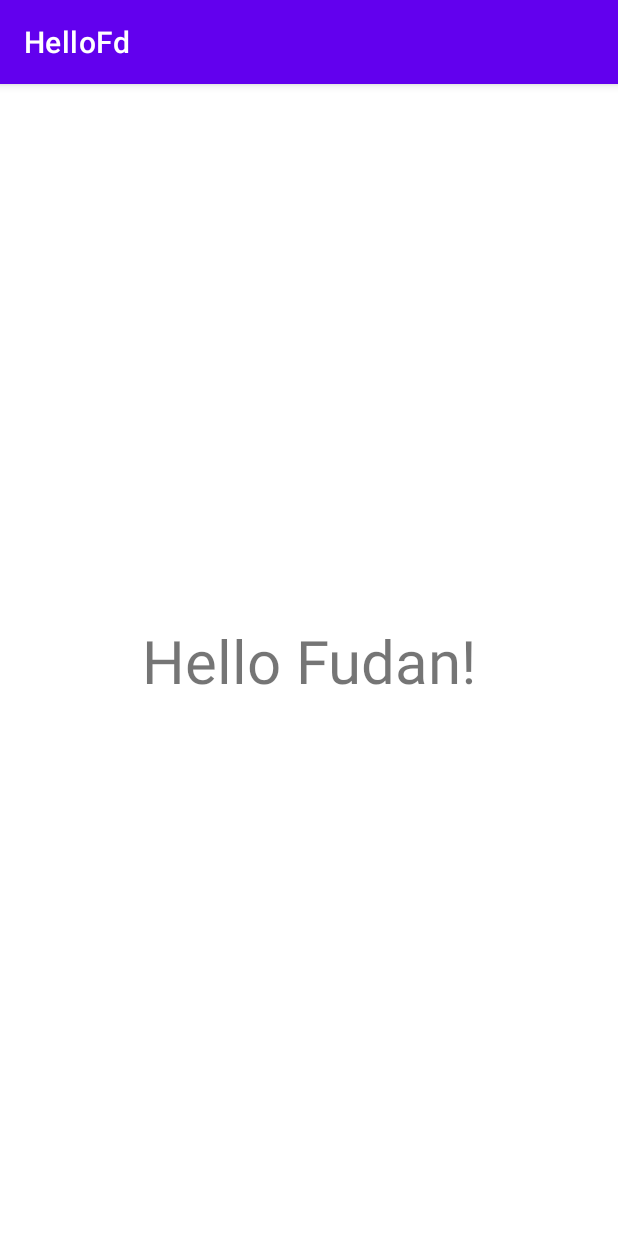
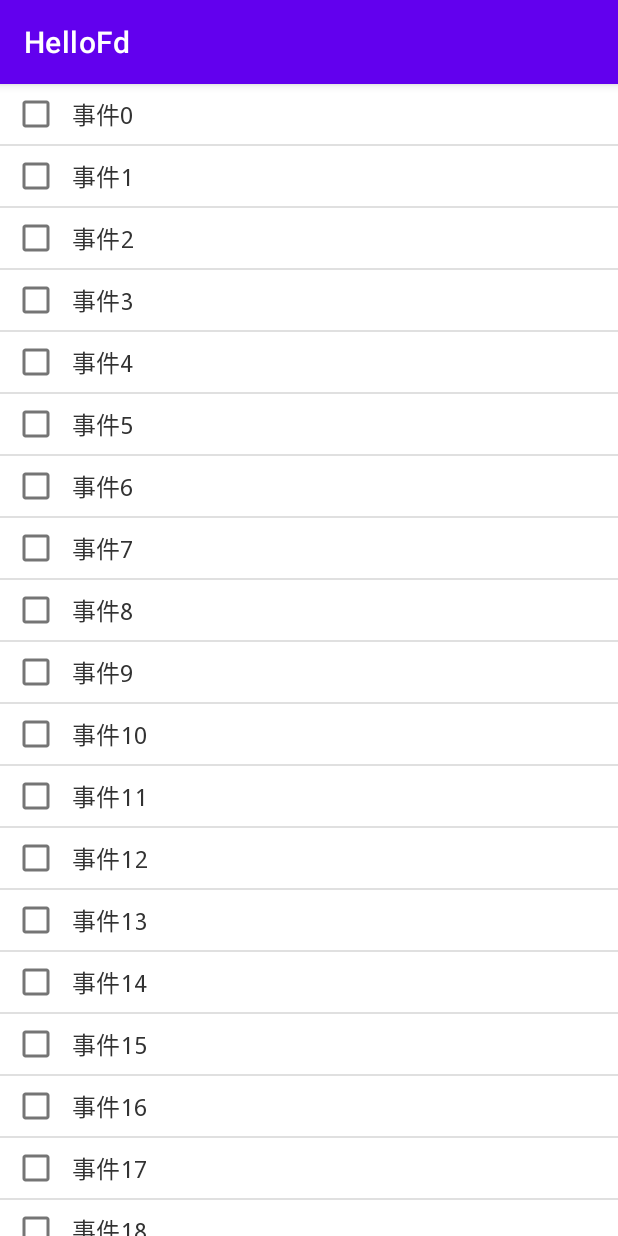
Before and after one commit to RangerShaw/HelloFd, an Android app: the screen it shows after launch (MainActivity), on a phone screen of 412 x 824 dp. Run offline under Robolectric (Android 15) with nearby library versions, the phone set to English and light mode, and no system bars.

Commit message:
ListView and ListViewItem

```diff
--- a/app/build.gradle
+++ b/app/build.gradle
@@ -32,6 +32,7 @@ dependencies {
     implementation 'androidx.appcompat:appcompat:1.2.0'
     implementation 'com.google.android.material:material:1.3.0'
     implementation 'androidx.constraintlayout:constraintlayout:2.0.4'
+    implementation 'androidx.preference:preference:1.1.1'
     testImplementation 'junit:junit:4.+'
     androidTestImplementation 'androidx.test.ext:junit:1.1.2'
     androidTestImplementation 'androidx.test.espresso:espresso-core:3.3.0'
--- /dev/null
+++ b/app/src/main/java/com/ranger/hellofd/ListViewAdapter.java
@@ -0,0 +1,67 @@
+package com.ranger.hellofd;
+
+import android.content.Context;
+import android.graphics.Color;
+import android.graphics.Paint;
+import android.view.View;
+import android.view.ViewGroup;
+import android.widget.BaseAdapter;
+import android.widget.CheckBox;
+import android.widget.TextView;
+
+import java.util.HashMap;
+import java.util.List;
+import java.util.Map;
+
+public class ListViewAdapter extends BaseAdapter {
+    private List<String> listText;
+    private Context context;
+    private Map<Integer, Boolean> map = new HashMap<>();
+
+    public ListViewAdapter(List<String> listText, Context context) {
+        this.listText = listText;
+        this.context = context;
+    }
+
+    @Override
+    public int getCount() {
+        return listText.size();
+    }
+
+    @Override
+    public Object getItem(int position) {
+        return null;
+    }
+
+    @Override
+    public long getItemId(int position) {
+        return 0;
+    }
+
+    @Override
+    public View getView(final int position, View convertView, ViewGroup parent) {
+        //把布局转换成view对象 or 复用历史缓存对象
+        View view = convertView == null ? View.inflate(context, R.layout.listview_item, null) : convertView;
+
+        //单选按钮的文字
+        TextView eventText = view.findViewById(R.id.tv_check_text);
+        eventText.setText(listText.get(position));
+
+        //单选按钮
+        final CheckBox checkBox = view.findViewById(R.id.rb_check_button);
+        checkBox.setOnClickListener(v -> {
+            if (checkBox.isChecked()) {
+                map.put(position, true);
+                eventText.setPaintFlags(Paint.STRIKE_THRU_TEXT_FLAG);
+                eventText.setTextColor(Color.GRAY);
+            } else {
+                map.put(position, false);
+                eventText.setPaintFlags(eventText.getPaintFlags() & ~Paint.STRIKE_THRU_TEXT_FLAG);
+                eventText.setTextColor(Color.BLACK);
+            }
+        });
+        checkBox.setChecked(map.containsKey(position) && map.get(position) != null);
+        return view;
+    }
+
+}
--- a/app/src/main/java/com/ranger/hellofd/MainActivity.java
+++ b/app/src/main/java/com/ranger/hellofd/MainActivity.java
@@ -4,24 +4,43 @@ import androidx.appcompat.app.AppCompatActivity;
 
 import android.os.Bundle;
 import android.util.Log;
+import android.widget.Adapter;
 import android.widget.Button;
+import android.widget.ListView;
 import android.widget.TextView;
 
+import java.util.ArrayList;
+import java.util.List;
+
 public class MainActivity extends AppCompatActivity {
+
+    private ListView listView;
+
+    private List<String> listText;
+
+    private ListViewAdapter adapter;
 
     @Override
     protected void onCreate(Bundle savedInstanceState) {
         super.onCreate(savedInstanceState);
         setContentView(R.layout.activity_main);
 
-//        Button btn1 = findViewById(R.id.btn1);
-//        final TextView tv1 = findViewById(R.id.tv1);
-//
-//        btn1.setOnClickListener(v -> {
-//            tv1.setText("What a wonderful world!");
-//            Log.d("MainActivity", "world");
-//        });
+        initView();
+        initData();
 
-       Log.d("MainActivity", "hello");
+        Log.d("MainActivity", "hello");
+    }
+
+    void initView() {
+        listView = findViewById(R.id.lv_text_view);
+        listText = new ArrayList<>();
+    }
+
+    void initData() {
+        for (int i = 0; i < 20; i++) {
+            listText.add("事件" + i);
+        }
+        adapter = new ListViewAdapter(listText, this);
+        listView.setAdapter(adapter);
     }
 }
--- a/app/src/main/res/layout/activity_main.xml
+++ b/app/src/main/res/layout/activity_main.xml
@@ -1,19 +1,14 @@
 <?xml version="1.0" encoding="utf-8"?>
-<androidx.constraintlayout.widget.ConstraintLayout xmlns:android="http://schemas.android.com/apk/res/android"
+<RelativeLayout xmlns:android="http://schemas.android.com/apk/res/android"
     xmlns:app="http://schemas.android.com/apk/res-auto"
     xmlns:tools="http://schemas.android.com/tools"
     android:layout_width="match_parent"
     android:layout_height="match_parent"
     tools:context=".MainActivity">
 
-    <TextView
-        android:layout_width="wrap_content"
-        android:layout_height="wrap_content"
-        android:text="Hello Fudan!"
-        android:textSize="40sp"
-        app:layout_constraintBottom_toBottomOf="parent"
-        app:layout_constraintLeft_toLeftOf="parent"
-        app:layout_constraintRight_toRightOf="parent"
-        app:layout_constraintTop_toTopOf="parent" />
+    <ListView
+        android:id="@+id/lv_text_view"
+        android:layout_width="match_parent"
+        android:layout_height="match_parent" />
 
-</androidx.constraintlayout.widget.ConstraintLayout>
+</RelativeLayout>
--- /dev/null
+++ b/app/src/main/res/layout/listview_item.xml
@@ -0,0 +1,26 @@
+<?xml version="1.0" encoding="utf-8"?>
+<LinearLayout xmlns:android="http://schemas.android.com/apk/res/android"
+    android:layout_width="match_parent"
+    android:layout_height="wrap_content"
+    android:layout_margin="16dp"
+    android:gravity="center"
+    android:orientation="horizontal">
+
+    <CheckBox
+        android:id="@+id/rb_check_button"
+        android:layout_width="wrap_content"
+        android:layout_height="40dp"
+        android:gravity="center"
+        android:textColor="#000000"
+        android:textSize="15sp" />
+
+    <TextView
+        android:id="@+id/tv_check_text"
+        android:layout_width="wrap_content"
+        android:layout_height="wrap_content"
+        android:layout_weight="2.0"
+        android:textColor="#ff323232"
+        android:textSize="16sp"
+        android:typeface="monospace" />
+
+</LinearLayout>
```
Also changed, not shown: app/src/main/res/values/arrays.xml (added, +12 -0 lines), app/src/main/res/values/strings.xml (+16 -0 lines), app/src/main/res/xml/root_preferences.xml (added, +35 -0 lines), 1 other file.
